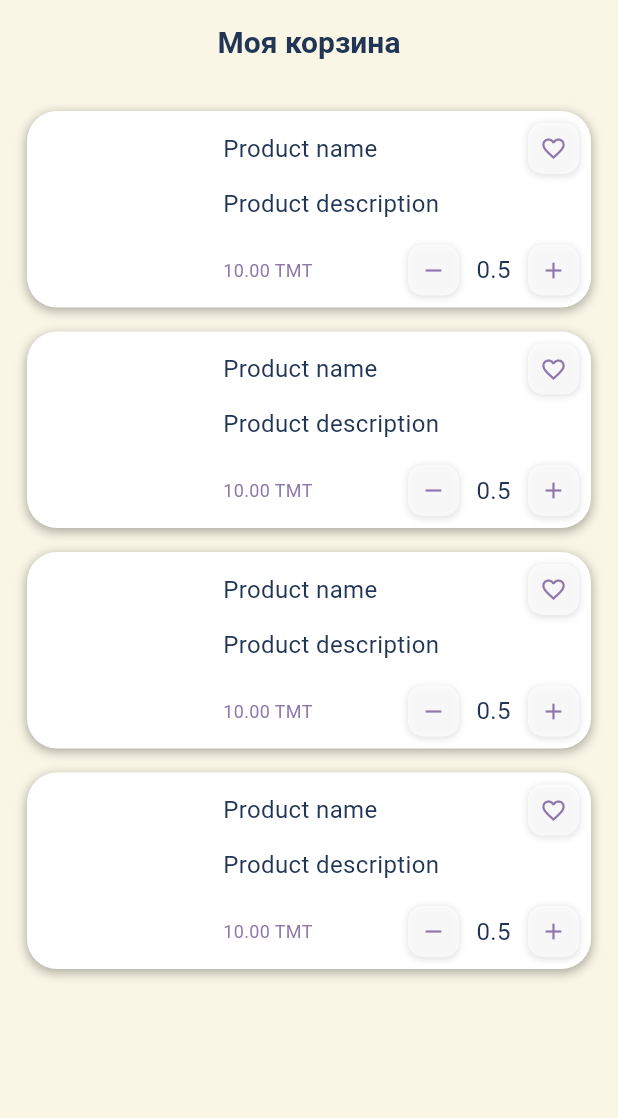
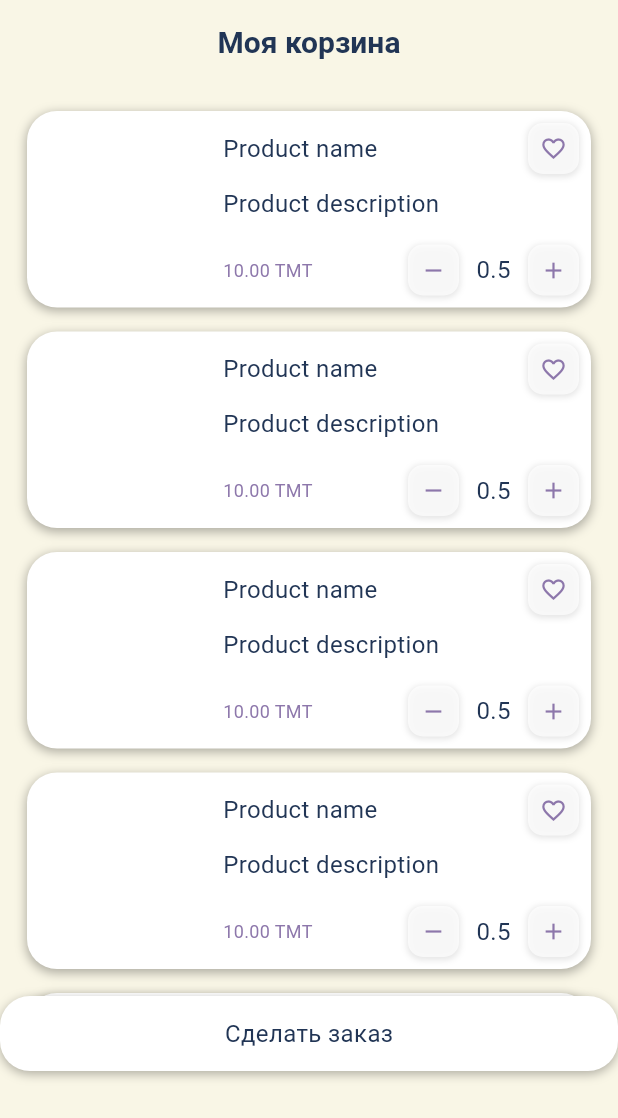
Before and after one commit to johnStuart00/mata_online_market, a Flutter app: the BasketScreen screen opened directly, on a phone screen of 412 x 824 dp. Shown: the top 1118 px of the screen. Run offline on Flutter 3.47's test engine with Material 3 defaults, Android fonts, the phone set to English and light mode, and no system bars; our stand-ins replace adaptive_theme, animated_splash_screen, carousel_slider, dot_navigation_bar, get, hive_flutter and 4 more; accounts and stored records are empty; generated files the repository leaves out were written again.

Commit message:
basket screen allmost done

```diff
--- a/lib/core/constants/app_spacing.dart
+++ b/lib/core/constants/app_spacing.dart
@@ -10,6 +10,8 @@ class AppSpacing {
   static const EdgeInsets cardPadding =
       EdgeInsets.symmetric(horizontal: 12.0, vertical: 8.0);
   static const EdgeInsets smallPadding = EdgeInsets.all(8.0);
+  static const EdgeInsets verticalPadding =
+      EdgeInsets.symmetric(vertical: 48.0);
 
   // Margins
   static const EdgeInsets buttonMargin = EdgeInsets.only(top: 8.0);
--- a/lib/core/localization/l10n/app_ru.arb
+++ b/lib/core/localization/l10n/app_ru.arb
@@ -41,5 +41,6 @@
     "beyany": "Описание",
     "siziGyzyklandyrypBiler": "Вас может заинтересовать",
     "sebedeGosmak": "Добавить в корзину",
-    "mukdary": "Количество"
+    "mukdary": "Количество",
+    "sargytEtmek": "Сделать заказ"
 }
--- a/lib/core/localization/l10n/app_tr.arb
+++ b/lib/core/localization/l10n/app_tr.arb
@@ -41,7 +41,8 @@
     "beyany": "Beýany",
     "siziGyzyklandyrypBiler": "Sizi gyzyklandyryp biler",
     "sebedeGosmak": "Sebede goşmak",
-    "mukdary": "Mukdary"
+    "mukdary": "Mukdary",
+    "sargytEtmek": "Sargyt etmek"
 
 
 }
--- a/lib/features/basket_screen/presentation/basket_screen.dart
+++ b/lib/features/basket_screen/presentation/basket_screen.dart
@@ -1,9 +1,11 @@
 import 'package:flutter/material.dart';
 import 'package:get/get.dart';
 import 'package:mata_online_market/config/routes/route_helper.dart';
+import 'package:mata_online_market/core/constants/app_dimension.dart';
 import 'package:mata_online_market/core/constants/app_spacing.dart';
 import 'package:flutter_gen/gen_l10n/app_localizations.dart';
 import 'package:mata_online_market/core/widgets/empty_page_widget.dart';
+import 'package:mata_online_market/core/widgets/text_widgets/middle_text_widget.dart';
 import 'package:mata_online_market/features/basket_screen/widgets/basket_container_widget.dart';
 
 class BasketScreen extends StatefulWidget {
@@ -34,7 +36,9 @@ class _BasketScreenState extends State<BasketScreen> {
   @override
   Widget build(BuildContext context) {
     return Scaffold(
-      body: CustomScrollView(
+      body: Stack(
+        children: [
+          CustomScrollView(
             slivers: [
               SliverAppBar(
                 pinned: true,
@@ -79,7 +83,49 @@ class _BasketScreenState extends State<BasketScreen> {
                         ),
                       ),
                     ),
-          const SliverToBoxAdapter(child: SizedBox(height: 100)),
+              const SliverToBoxAdapter(child: SizedBox(height: 160)),
+            ],
+          ),
+          //order button start
+          Positioned(
+            bottom: 0,
+            child: Container(
+              height: 160,
+              width: AppDimensions.screenWidth(context),
+              color: Theme.of(context).scaffoldBackgroundColor,
+              child: Column(
+                mainAxisAlignment: MainAxisAlignment.start,
+                children: [
+                  GestureDetector(
+                    onTap: () {},
+                    child: Container(
+                      height: 50,
+                      alignment: Alignment.center,
+                      decoration: BoxDecoration(
+                          color: Theme.of(context)
+                              .bottomNavigationBarTheme
+                              .backgroundColor,
+                          borderRadius: AppSpacing.cardRadius,
+                          boxShadow: [
+                            BoxShadow(
+                              // ignore: deprecated_member_use
+                              color: Theme.of(context)
+                                  .shadowColor
+                                  .withOpacity(0.3),
+                              blurRadius: 5.0,
+                              spreadRadius: 0.01,
+                              offset: const Offset(0, 2),
+                            ),
+                          ]),
+                      child: MiddleTextWidget(
+                          text: AppLocalizations.of(context)!.sargytEtmek),
+                    ),
+                  ),
+                ],
+              ),
+            ),
+            //order button end
+          )
         ],
       ),
     );
--- a/lib/features/main_screen/presentation/main_screen.dart
+++ b/lib/features/main_screen/presentation/main_screen.dart
@@ -36,6 +36,12 @@ class _MyHomePageState extends State<MyHomePage> {
                 BasketScreen(
                   products: [
                     'Product 1',
+                    'Product 2',
+                    'Product 3',
+                    'Product 4',
+                    'Product 2',
+                    'Product 3',
+                    'Product 4',
                     'Product 2',
                     'Product 3',
                     'Product 4',
--- a/lib/main.dart
+++ b/lib/main.dart
@@ -40,7 +40,7 @@ class _OnlineMataMarketState extends State<OnlineMataMarket> {
       dark: AppThemes.darkTheme,
       initial: widget.savedThemeMode ?? AdaptiveThemeMode.system,
       builder: (theme, darkTheme) => GetMaterialApp(
-        debugShowCheckedModeBanner: false,
+        //debugShowCheckedModeBanner: false,
         localizationsDelegates: AppLocalizations.localizationsDelegates,
         supportedLocales: AppLocalizations.supportedLocales,
         theme: theme,
```
Lines whose indentation alone changed are shown as unchanged.
